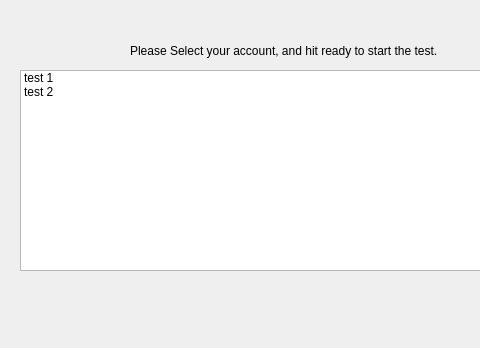
The window that piCode/cardaz_app/cardaz_app.ui (CodenameColors/Cardaz) describes before a commit, drawn with Qt 5; both pictures show x 0 to 480 and y 0 to 348 of the 695 by 348 pixel window.
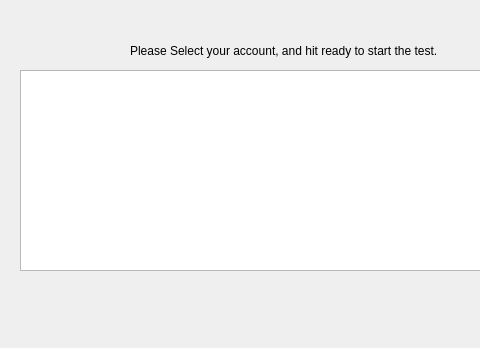
The same window after the commit. The open tabs and pages were chosen to show the change. Custom widgets are drawn as their Qt base class.

Commit message: displays records on choose screen

Patch:
```diff
--- a/piCode/cardaz_app/cardaz_app.ui
+++ b/piCode/cardaz_app/cardaz_app.ui
@@ -545,16 +545,6 @@
         <height>201</height>
        </rect>
       </property>
-      <item>
-       <property name="text">
-        <string>test 1</string>
-       </property>
-      </item>
-      <item>
-       <property name="text">
-        <string>test 2</string>
-       </property>
-      </item>
      </widget>
      <widget class="QLabel" name="start_info_Label">
       <property name="geometry">
```
Left out of the diff: 2 changed lines with no effect on the pictures. The commit also changes 2 other files.
